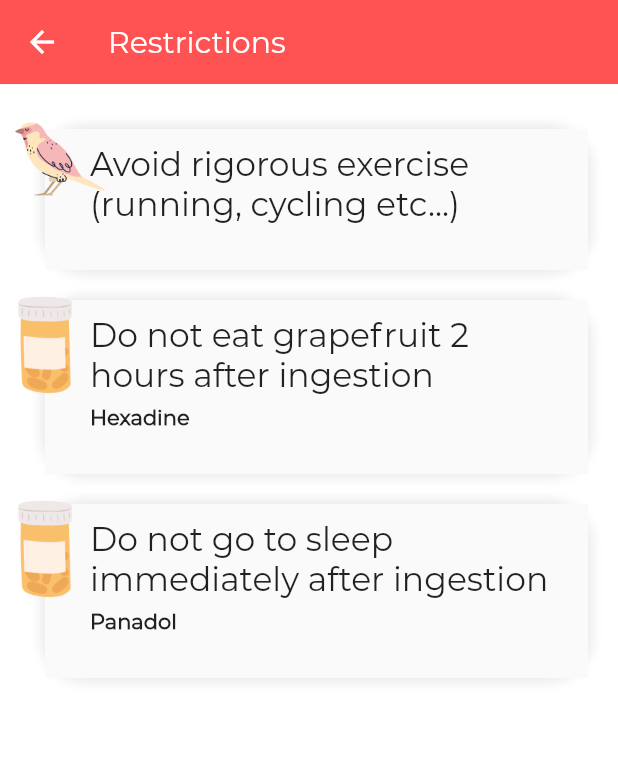
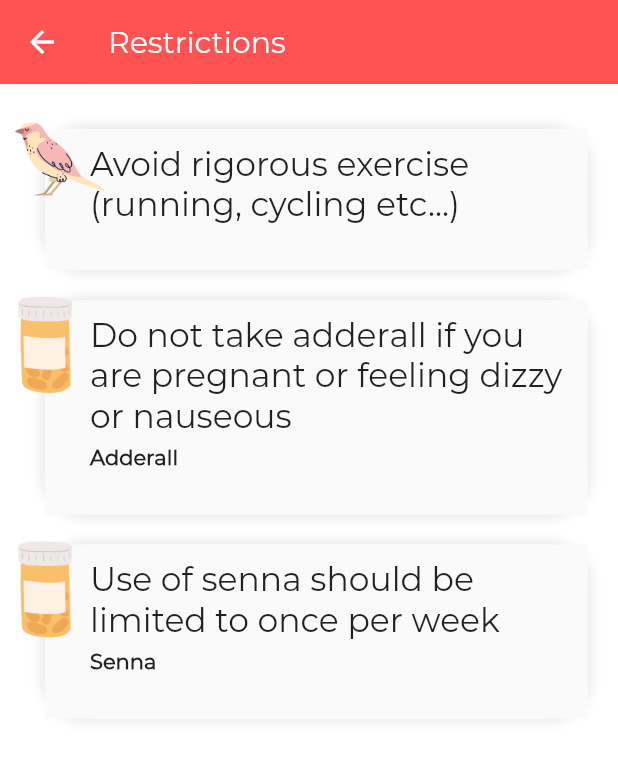
Before and after one commit to verbal-noun/codebrew-2020-prespa, a Flutter app: the RestrictionPage screen opened directly, on a phone screen of 412 x 824 dp. Shown: the top 760 px of the screen. Run offline on Flutter 3.47's test engine with Material 2 defaults, Android fonts, the phone set to English and light mode, and no system bars; our stand-ins replace flutter_login; project files that could hold a hidden picture were left out.

Commit message:
dummy text

```diff
--- a/lib/pages/appointment_page.dart
+++ b/lib/pages/appointment_page.dart
@@ -24,8 +24,8 @@
         '29',
         'Sept',
         'Joseph Eskbos',
-        "Saint John's Hospital",
-        'Post Surgery Checkup',
+        "Auburn General Practice",
+        'Flu Shot',
         'https://www.google.com'));
     setState(() {
       _appointments = appointments;
--- a/lib/pages/faq.dart
+++ b/lib/pages/faq.dart
@@ -11,7 +11,7 @@
   _getFAQ() {
     List<FAQTile> faqs = List.from(_faqs);
     faqs.add(FAQTile('Can I visit my friends?', 'No, you risk spreading the disease to the community around you'));
-    faqs.add(FAQTile('Can I visit my friends?', 'No, you risk spreading the disease to the community around you'));
+    faqs.add(FAQTile('What exercises can I do?', 'You can take on less strenuous exercises like walking, swimming and yoga'));
     setState(() {
       _faqs = faqs;
     });
--- a/lib/pages/medications_page.dart
+++ b/lib/pages/medications_page.dart
@@ -140,15 +140,12 @@
             "(stiffness, tremors, spasms, poor muscle control). "
             "Azilect is sometimes used with another medicine called levodopa."),
     MedicineItem(
-        title: "Aderall",
+        title: "Adderall",
         givenBy: "Dr. Wang",
         indicatorValue: 0.33,
         price: 50,
         content:
-        "Azilect (rasagiline) works by increasing the levels of certain chemicals in the brain. "
-            "Azilect is used to treat symptoms of Parkinson's disease"
-            "(stiffness, tremors, spasms, poor muscle control). "
-            "Azilect is sometimes used with another medicine called levodopa."),
+        "Adderall helps to improve concentration and focus. As a central nervous system stimulant it can also have the very same effects on people without ADHD."),
 
         MedicineItem(
         title: "MiraLAX",
--- a/lib/pages/restriction_page.dart
+++ b/lib/pages/restriction_page.dart
@@ -13,10 +13,10 @@
     List<Restriction> restrictions = List.from(_restrictions);
     restrictions
         .add(Restriction("", "Avoid rigorous exercise (running, cycling etc...)", "xsafdgcsf"));
-    restrictions.add(Restriction("Hexadine",
-        "Do not eat grapefruit 2 hours after ingestion", "xsafdgcsf"));
-    restrictions.add(Restriction("Panadol",
-        "Do not go to sleep immediately after ingestion", "xsafdgcsf"));
+    restrictions.add(Restriction("Adderall",
+        "Do not take adderall if you are pregnant or feeling dizzy or nauseous", "xsafdgcsf"));
+    restrictions.add(Restriction("Senna",
+        "Use of senna should be limited to once per week", "xsafdgcsf"));
     setState(() {
       _restrictions = restrictions;
     });
```
